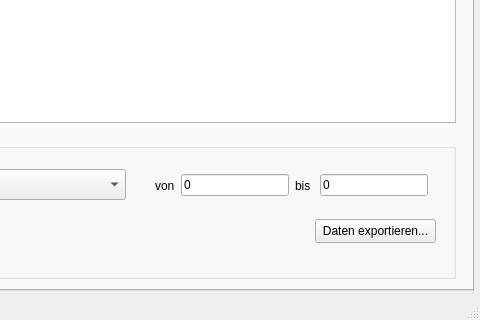
Old version of the form gui/bbss_tabbed_gui.ui in the repository wichmann/bbss; both pictures show x 177 to 657 and y 469 to 789 of the 657 by 789 pixel window.
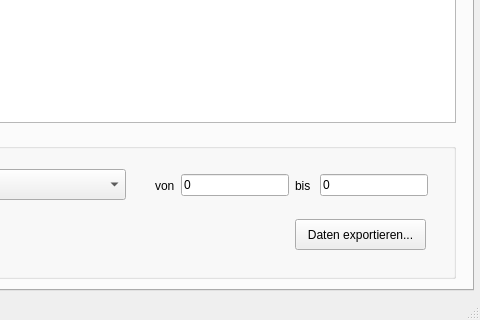
New version of the form. The open tabs and pages were chosen to show the change.

Commit message: Adjusted GUI widgets.

```diff
--- a/gui/bbss_tabbed_gui.ui
+++ b/gui/bbss_tabbed_gui.ui
@@ -218,10 +218,10 @@
          <widget class="QPushButton" name="export_data_button">
           <property name="geometry">
            <rect>
-            <x>470</x>
+            <x>450</x>
             <y>90</y>
-            <width>121</width>
-            <height>24</height>
+            <width>131</width>
+            <height>31</height>
            </rect>
           </property>
           <property name="text">
```
The commit also changes 1 other file.
